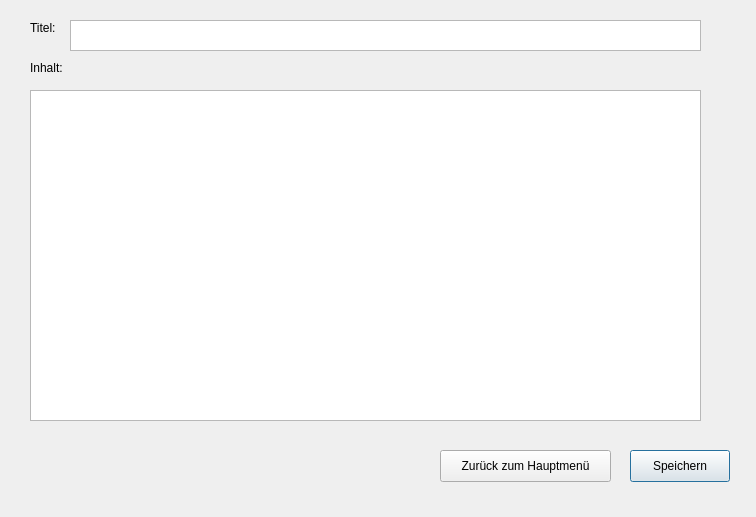
First picture: the form in detaileditnote.ui, repository as070700/Noteapp, before the edit.
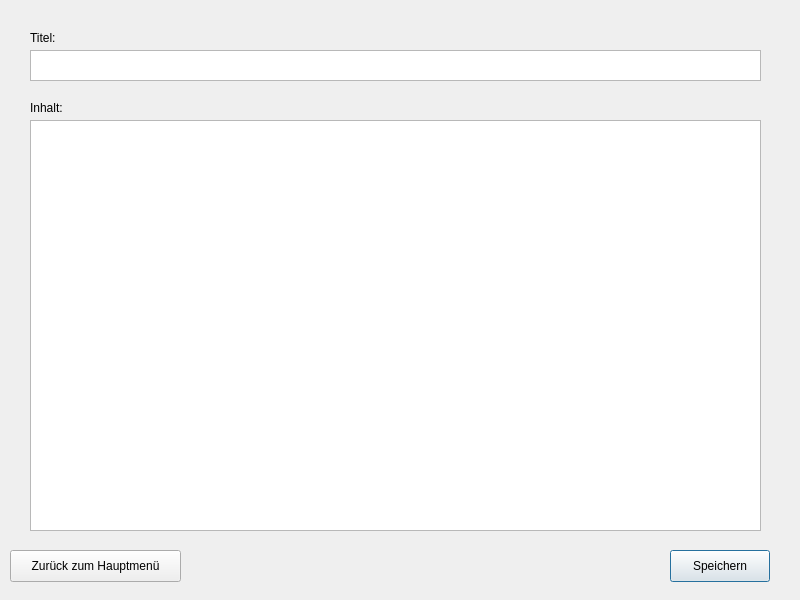
Second picture: the form after the edit.

Patch:
```diff
--- a/detaileditnote.ui
+++ b/detaileditnote.ui
@@ -6,8 +6,8 @@
    <rect>
     <x>0</x>
     <y>0</y>
-    <width>756</width>
-    <height>517</height>
+    <width>800</width>
+    <height>600</height>
    </rect>
   </property>
   <property name="windowTitle">
@@ -16,9 +16,9 @@
   <widget class="QTextEdit" name="title_textEdit_detaileditnote">
    <property name="geometry">
     <rect>
-     <x>70</x>
-     <y>20</y>
-     <width>631</width>
+     <x>30</x>
+     <y>50</y>
+     <width>731</width>
      <height>31</height>
     </rect>
    </property>
@@ -27,17 +27,17 @@
    <property name="geometry">
     <rect>
      <x>30</x>
-     <y>90</y>
-     <width>671</width>
-     <height>331</height>
+     <y>120</y>
+     <width>731</width>
+     <height>411</height>
     </rect>
    </property>
   </widget>
   <widget class="QPushButton" name="saveButton_detaileditnote">
    <property name="geometry">
     <rect>
-     <x>630</x>
-     <y>450</y>
+     <x>670</x>
+     <y>550</y>
      <width>100</width>
      <height>32</height>
     </rect>
@@ -49,8 +49,8 @@
   <widget class="QPushButton" name="backButton_detaileditnote">
    <property name="geometry">
     <rect>
-     <x>440</x>
-     <y>450</y>
+     <x>10</x>
+     <y>550</y>
      <width>171</width>
      <height>32</height>
     </rect>
@@ -63,7 +63,7 @@
    <property name="geometry">
     <rect>
      <x>30</x>
-     <y>20</y>
+     <y>30</y>
      <width>58</width>
      <height>16</height>
     </rect>
@@ -76,7 +76,7 @@
    <property name="geometry">
     <rect>
      <x>30</x>
-     <y>60</y>
+     <y>100</y>
      <width>58</width>
      <height>16</height>
     </rect>
```
